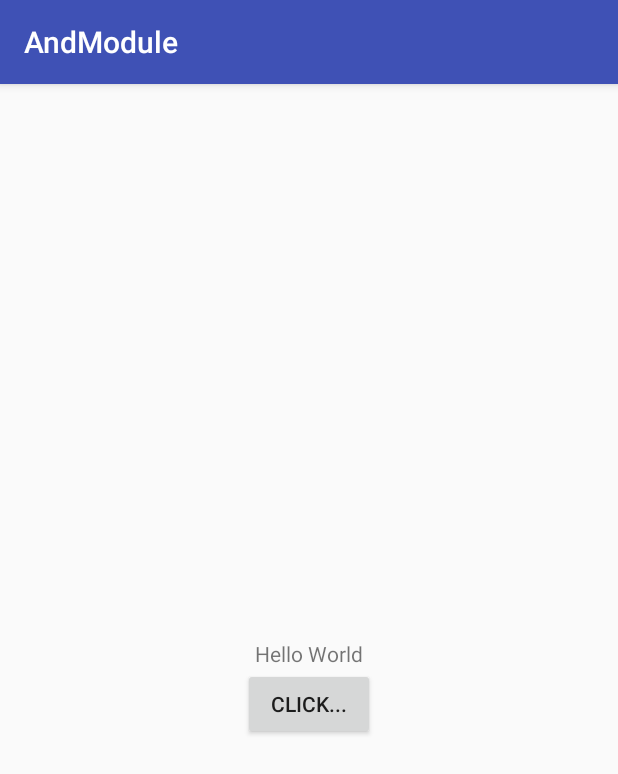
After one commit to leeminyong/simpleapp, an Android app: the RxSimpleActivity screen opened directly, with no data from a screen before it, on a phone screen of 412 x 824 dp. The commit adds this screen. Shown: the top 774 px of the screen. Run offline under Robolectric (Android 15) with nearby library versions, the phone set to English and light mode, and no system bars; our stand-ins replace RxJava.

Commit message:
simple rx android

```diff
--- a/app/build.gradle
+++ b/app/build.gradle
@@ -38,6 +38,12 @@ dependencies {
     implementation 'com.google.android.material:material:1.1.0-alpha09'
     implementation 'androidx.swiperefreshlayout:swiperefreshlayout:1.0.0'
     implementation 'androidx.core:core-ktx:+'
+    implementation 'io.reactivex.rxjava2:rxandroid:2.1.1'
+// Because RxAndroid releases are few and far between, it is recommended you also
+// explicitly depend on RxJava's latest version for bug fixes and new features.
+// (see https://github.com/ReactiveX/RxJava/releases for latest 2.x.x version)
+    implementation 'io.reactivex.rxjava2:rxjava:2.x.x'
+
     implementation "org.jetbrains.kotlin:kotlin-stdlib-jdk7:$kotlin_version"
     implementation 'com.google.android.gms:play-services-maps:17.0.0'
 }
--- /dev/null
+++ b/app/src/main/java/com/aiden/andmodule/activity/RxSimpleActivity.java
@@ -0,0 +1,54 @@
+package com.aiden.andmodule.activity;
+
+import androidx.appcompat.app.AppCompatActivity;
+
+import android.os.Bundle;
+import android.view.View;
+import android.widget.TextView;
+
+import com.aiden.andmodule.R;
+
+import io.reactivex.Observable;
+import io.reactivex.Observer;
+import io.reactivex.disposables.Disposable;
+
+public class RxSimpleActivity extends AppCompatActivity {
+
+    private Observable<String> mObservable;
+    private Observer<String> mOnserver;
+    TextView txt;
+    @Override
+    protected void onCreate(Bundle savedInstanceState) {
+        super.onCreate(savedInstanceState);
+        setContentView(R.layout.activity_rx);
+        txt = findViewById(R.id.txt);
+        mObservable = Observable.just("Hello from Rxandroid....");
+        mOnserver = new Observer<String>() {
+            @Override
+            public void onSubscribe(Disposable d) {
+
+            }
+
+            @Override
+            public void onNext(String s) {
+                 txt.setText(s);
+            }
+
+            @Override
+            public void onError(Throwable e) {
+
+            }
+
+            @Override
+            public void onComplete() {
+
+            }
+        };
+
+    }
+
+    public void subscribeNow(View view) {
+        mObservable.subscribe(mOnserver);
+
+    }
+}
--- /dev/null
+++ b/app/src/main/res/layout/activity_rx.xml
@@ -0,0 +1,25 @@
+<?xml version="1.0" encoding="utf-8"?>
+<LinearLayout xmlns:android="http://schemas.android.com/apk/res/android"
+    xmlns:app="http://schemas.android.com/apk/res-auto"
+    xmlns:tools="http://schemas.android.com/tools"
+    android:layout_width="match_parent"
+    android:layout_height="match_parent"
+    tools:context=".activity.RxSimpleActivity"
+    android:gravity="center"
+    android:orientation="vertical">
+
+
+    <TextView
+        android:id="@+id/txt"
+        android:layout_marginTop="40dp"
+        android:layout_width="wrap_content"
+        android:layout_height="wrap_content"
+        android:text="Hello World"/>
+
+    <Button
+        android:layout_width="wrap_content"
+        android:layout_height="wrap_content"
+        android:onClick="subscribeNow"
+        android:text="Click..."/>
+
+</LinearLayout>
```
Also changed, not shown: app/src/main/AndroidManifest.xml (+4 -3 lines), app/src/main/java/com/aiden/andmodule/activity/MainActivity.java (+8 -1 lines), app/src/main/res/layout/activity_rx_simple.xml (added, +9 -0 lines).
